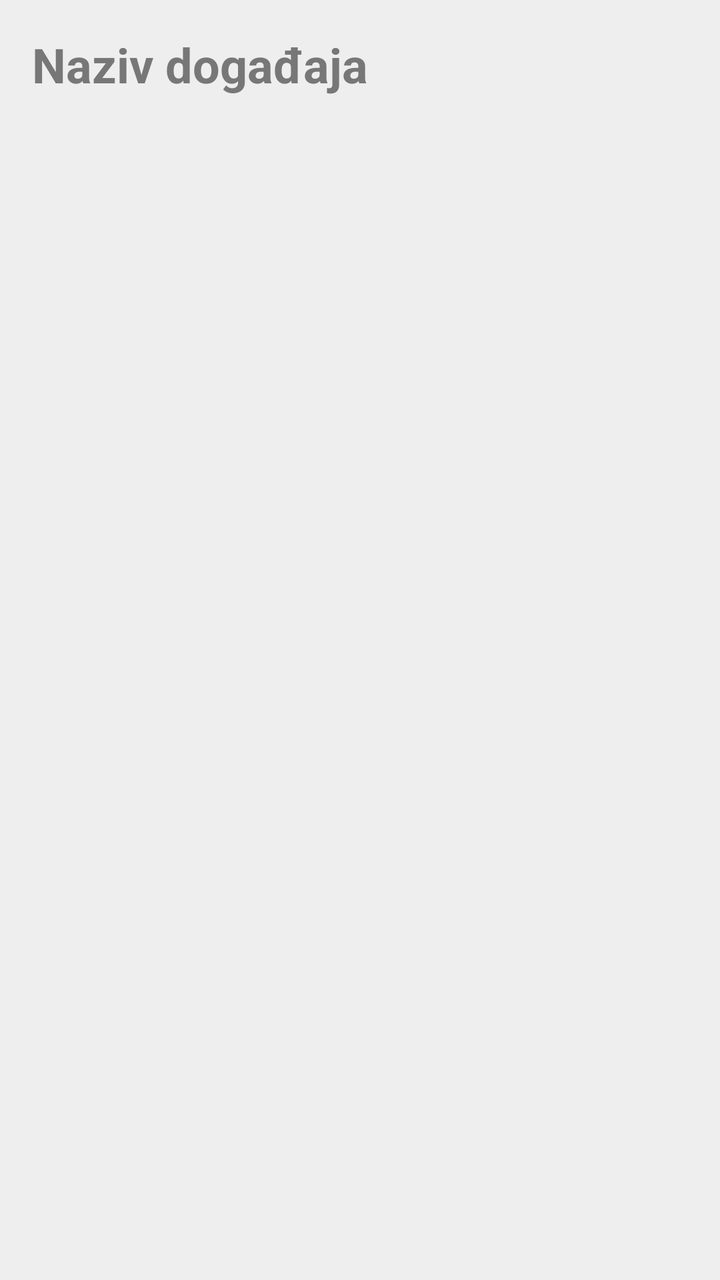
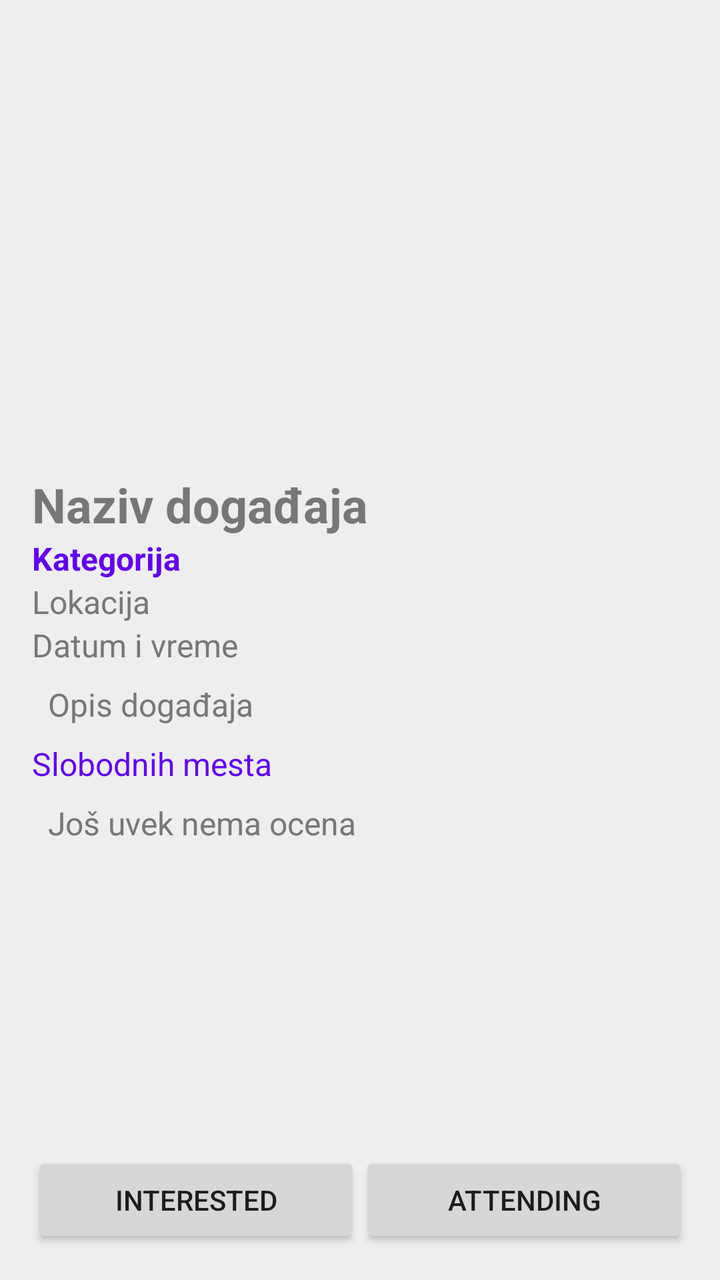

Before-and-after screenshots of an Android layout around one commit, followed by the original layout XML and the change that was made.
<!-- AndroidManifest.xml: application theme Theme.EventsApp -->
<!-- res/layout/activity_event_details.xml -->
<?xml version="1.0" encoding="utf-8"?>
<LinearLayout
    xmlns:android="http://schemas.android.com/apk/res/android"
    android:layout_width="match_parent"
    android:layout_height="match_parent"
    android:orientation="vertical"
    android:background="@color/light_gray"
    android:padding="16dp">

    <TextView
        android:id="@+id/tvEventDetailsTitle"
        android:layout_width="match_parent"
        android:layout_height="wrap_content"
        android:text="@string/event_name"
        android:textColor="@color/gray_text"
        android:textSize="24sp"
        android:textStyle="bold" />

</LinearLayout>
<!-- resources referenced by this layout -->
<resources>
  <color name="gray_text">#777777</color>
  <color name="light_gray">#EEEEEE</color>
  <string name="event_name">Naziv događaja</string>
  <style name="Theme.EventsApp" parent="Theme.AppCompat.Light.DarkActionBar">
          
          <item name="colorPrimary">@color/purple_500</item>
          <item name="colorPrimaryDark">@color/purple_700</item>
          <item name="colorAccent">@color/teal_200</item>
          
      </style>
  <color name="purple_500">#FF6200EE</color>
  <color name="purple_700">#FF3700B3</color>
  <color name="teal_200">#FF03DAC5</color>
</resources>

<!-- the commit's change to res/layout/activity_event_details.xml (unified diff, before → after) -->
@@ -7,8 +7,14 @@
     android:background="@color/light_gray"
     android:padding="16dp">
 
+    <ImageView
+        android:id="@+id/imgDetailsEvent"
+        android:layout_width="match_parent"
+        android:layout_height="220dp"
+        android:scaleType="centerInside" />
+
     <TextView
-        android:id="@+id/tvEventDetailsTitle"
+        android:id="@+id/tvDetailsName"
         android:layout_width="match_parent"
         android:layout_height="wrap_content"
         android:text="@string/event_name"
@@ -16,4 +22,82 @@
         android:textSize="24sp"
         android:textStyle="bold" />
 
+    <TextView
+        android:id="@+id/tvDetailsCategory"
+        android:layout_width="match_parent"
+        android:layout_height="wrap_content"
+        android:text="@string/event_category"
+        android:textColor="@color/purple_500"
+        android:textSize="16sp"
+        android:textStyle="bold" />
+
+    <TextView
+        android:id="@+id/tvDetailsLocation"
+        android:layout_width="match_parent"
+        android:layout_height="wrap_content"
+        android:text="@string/event_location"
+        android:textColor="@color/gray_text"
+        android:textSize="16sp" />
+
+    <TextView
+        android:id="@+id/tvDetailsDateTime"
+        android:layout_width="match_parent"
+        android:layout_height="wrap_content"
+        android:text="@string/event_date_time"
+        android:textColor="@color/gray_text"
+        android:textSize="16sp" />
+
+    <TextView
+        android:id="@+id/tvDetailsDescription"
+        android:layout_width="match_parent"
+        android:layout_height="wrap_content"
+        android:text="@string/event_description"
+        android:textColor="@color/gray_text"
+        android:textSize="16sp"
+        android:padding="8dp" />
+
+    <TextView
+        android:id="@+id/tvDetailsFreePlaces"
+        android:layout_width="match_parent"
+        android:layout_height="wrap_content"
+        android:text="@string/free_places"
+        android:textColor="@color/purple_500"
+        android:textSize="16sp" />
+
+    <TextView
+        android:id="@+id/tvDetailsRating"
+        android:layout_width="match_parent"
+        android:layout_height="wrap_content"
+        android:text="@string/no_ratings"
+        android:textColor="@color/gray_text"
+        android:textSize="16sp"
+        android:padding="8dp" />
+
+    <LinearLayout
+        android:layout_width="match_parent"
+        android:layout_height="0dp"
+        android:layout_weight="1"
+        android:orientation="vertical" />
+
+    <LinearLayout
+        android:layout_width="match_parent"
+        android:layout_height="wrap_content"
+        android:orientation="horizontal">
+
+        <Button
+            android:id="@+id/btnDetailsInterested"
+            android:layout_width="0dp"
+            android:layout_height="wrap_content"
+            android:layout_weight="1"
+            android:text="@string/interested_upper" />
+
+        <Button
+            android:id="@+id/btnDetailsAttending"
+            android:layout_width="0dp"
+            android:layout_height="wrap_content"
+            android:layout_weight="1"
+            android:text="@string/attending_upper" />
+
+    </LinearLayout>
+
 </LinearLayout>
<!-- resource entries referenced after the edit -->
@@ -2,7 +2,16 @@
 <resources>
   <color name="gray_text">#777777</color>
   <color name="light_gray">#EEEEEE</color>
+  <color name="purple_500">#FF6200EE</color>
+  <string name="attending_upper">ATTENDING</string>
+  <string name="event_category">Kategorija</string>
+  <string name="event_date_time">Datum i vreme</string>
+  <string name="event_description">Opis događaja</string>
+  <string name="event_location">Lokacija</string>
   <string name="event_name">Naziv događaja</string>
+  <string name="free_places">Slobodnih mesta</string>
+  <string name="interested_upper">INTERESTED</string>
+  <string name="no_ratings">Još uvek nema ocena</string>
   <style name="Theme.EventsApp" parent="Theme.AppCompat.Light.DarkActionBar">
           
           <item name="colorPrimary">@color/purple_500</item>
@@ -10,7 +19,6 @@
           <item name="colorAccent">@color/teal_200</item>
           
       </style>
-  <color name="purple_500">#FF6200EE</color>
   <color name="purple_700">#FF3700B3</color>
   <color name="teal_200">#FF03DAC5</color>
 </resources>
